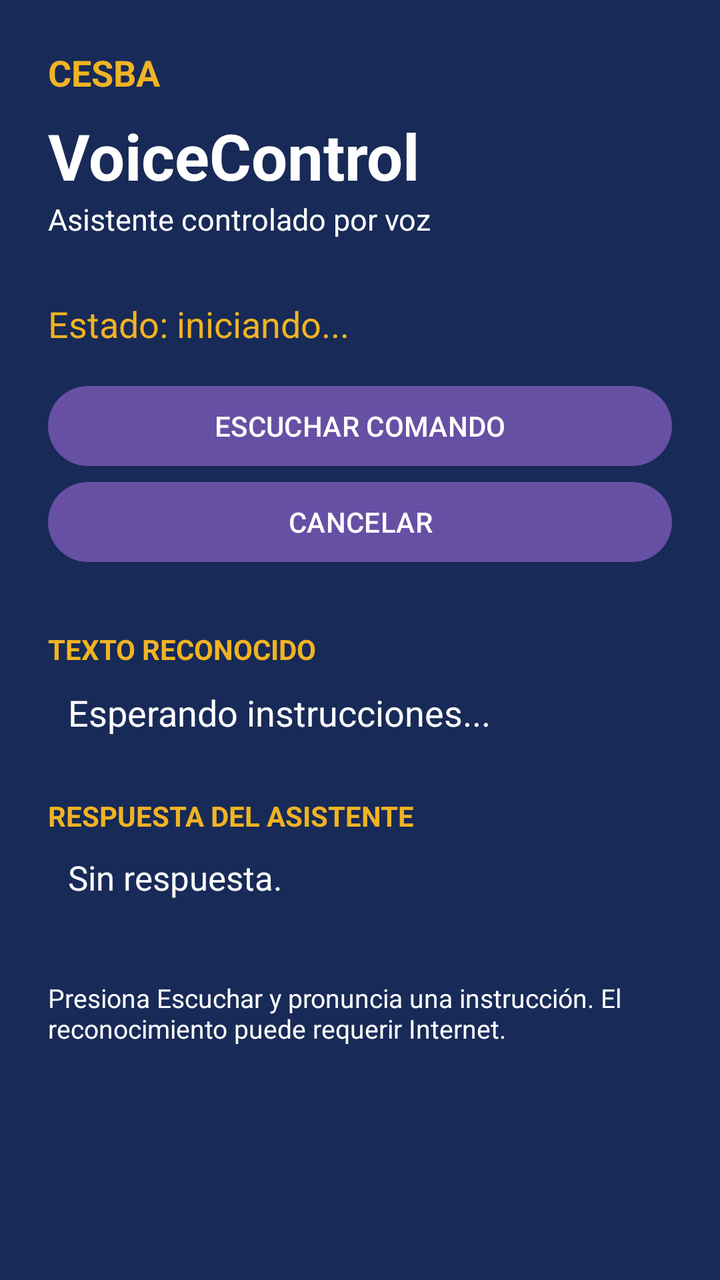
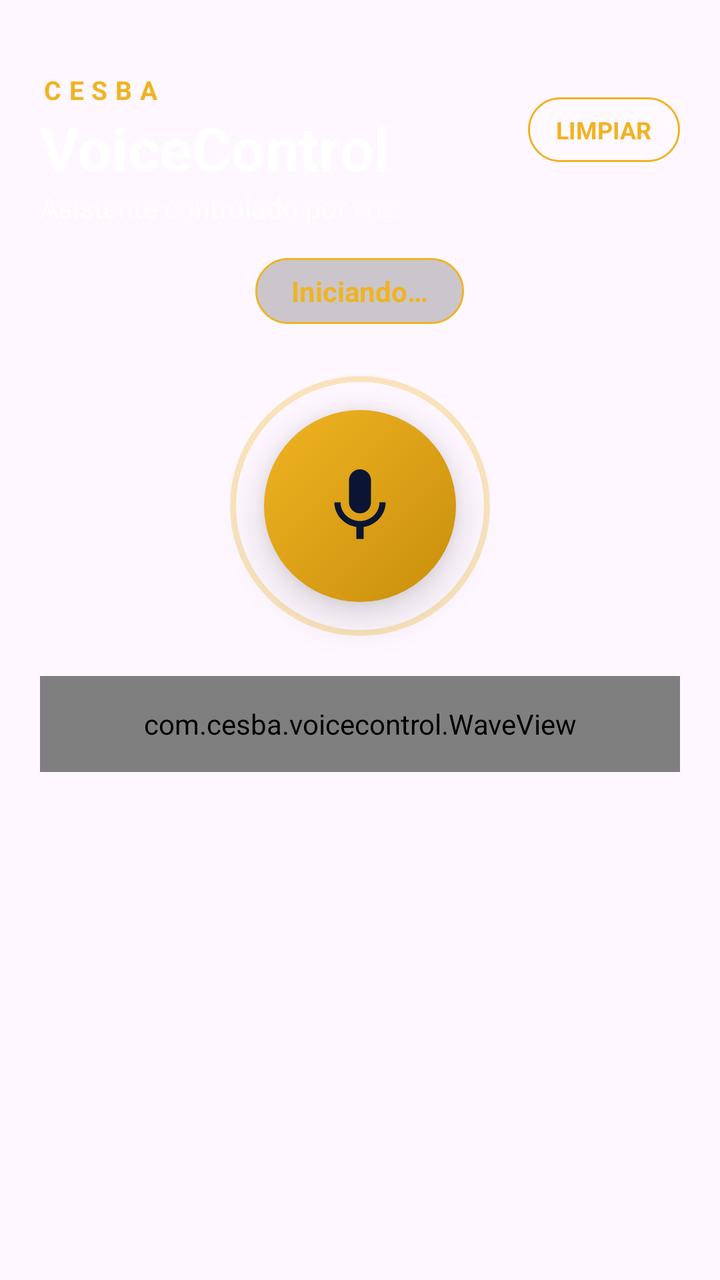

Compare the two renders of this Android layout. The source of the first and the diff that turns it into the second are given below.
<!-- AndroidManifest.xml: application theme Theme.CESBAVoiceControl -->
<!-- res/layout/activity_main.xml -->
<?xml version="1.0" encoding="utf-8"?>
<ScrollView
    xmlns:android="http://schemas.android.com/apk/res/android"
    android:layout_width="match_parent"
    android:layout_height="match_parent"
    android:fillViewport="true"
    android:background="#182A57">

    <LinearLayout
        android:id="@+id/mainPanel"
        android:layout_width="match_parent"
        android:layout_height="wrap_content"
        android:orientation="vertical"
        android:padding="24dp">

        <TextView
            android:layout_width="match_parent"
            android:layout_height="wrap_content"
            android:text="CESBA"
            android:textColor="#F0B323"
            android:textSize="18sp"
            android:textStyle="bold" />

        <TextView
            android:layout_width="match_parent"
            android:layout_height="wrap_content"
            android:text="VoiceControl"
            android:textColor="#FFFFFF"
            android:textSize="32sp"
            android:textStyle="bold"
            android:layout_marginTop="8dp" />

        <TextView
            android:layout_width="match_parent"
            android:layout_height="wrap_content"
            android:text="Asistente controlado por voz"
            android:textColor="#FFFFFF"
            android:textSize="15sp" />

        <TextView
            android:id="@+id/txtEstado"
            android:layout_width="match_parent"
            android:layout_height="wrap_content"
            android:text="Estado: iniciando..."
            android:textColor="#F0B323"
            android:textSize="18sp"
            android:layout_marginTop="30dp" />

        <Button
            android:id="@+id/btnEscuchar"
            android:layout_width="match_parent"
            android:layout_height="wrap_content"
            android:text="ESCUCHAR COMANDO"
            android:layout_marginTop="15dp" />

        <Button
            android:id="@+id/btnCancelar"
            android:layout_width="match_parent"
            android:layout_height="wrap_content"
            android:text="CANCELAR" />

        <TextView
            android:layout_width="match_parent"
            android:layout_height="wrap_content"
            android:text="TEXTO RECONOCIDO"
            android:textColor="#F0B323"
            android:textStyle="bold"
            android:layout_marginTop="30dp" />

        <TextView
            android:id="@+id/txtReconocido"
            android:layout_width="match_parent"
            android:layout_height="wrap_content"
            android:text="Esperando instrucciones..."
            android:textColor="#FFFFFF"
            android:textSize="18sp"
            android:padding="10dp" />

        <TextView
            android:layout_width="match_parent"
            android:layout_height="wrap_content"
            android:text="RESPUESTA DEL ASISTENTE"
            android:textColor="#F0B323"
            android:textStyle="bold"
            android:layout_marginTop="20dp" />

        <TextView
            android:id="@+id/txtRespuesta"
            android:layout_width="match_parent"
            android:layout_height="wrap_content"
            android:text="Sin respuesta."
            android:textColor="#FFFFFF"
            android:textSize="17sp"
            android:padding="10dp" />

        <LinearLayout
            android:id="@+id/panelCalculadora"
            android:layout_width="match_parent"
            android:layout_height="wrap_content"
            android:orientation="vertical"
            android:padding="12dp"
            android:layout_marginTop="15dp"
            android:background="#314B91"
            android:visibility="gone">

            <TextView
                android:layout_width="match_parent"
                android:layout_height="wrap_content"
                android:text="CALCULADORA"
                android:textColor="#FFFFFF"
                android:textStyle="bold" />

            <EditText
                android:id="@+id/numA"
                android:layout_width="match_parent"
                android:layout_height="wrap_content"
                android:hint="Primer número"
                android:inputType="numberDecimal|numberSigned" />

            <EditText
                android:id="@+id/numB"
                android:layout_width="match_parent"
                android:layout_height="wrap_content"
                android:hint="Segundo número"
                android:inputType="numberDecimal|numberSigned" />

            <Button
                android:id="@+id/btnSumar"
                android:layout_width="match_parent"
                android:layout_height="wrap_content"
                android:text="SUMAR" />

            <Button
                android:id="@+id/btnCerrarCalc"
                android:layout_width="match_parent"
                android:layout_height="wrap_content"
                android:text="CERRAR CALCULADORA" />

        </LinearLayout>

        <TextView
            android:layout_width="match_parent"
            android:layout_height="wrap_content"
            android:text="Presiona Escuchar y pronuncia una instrucción. El reconocimiento puede requerir Internet."
            android:textColor="#FFFFFF"
            android:textSize="13sp"
            android:layout_marginTop="30dp" />

    </LinearLayout>

</ScrollView>
<!-- resources referenced by this layout -->
<resources>
  <style name="Theme.CESBAVoiceControl" parent="Base.Theme.CESBAVoiceControl" />
  <style name="Base.Theme.CESBAVoiceControl" parent="Theme.Material3.DayNight.NoActionBar">
          
          
      </style>
</resources>

<!-- the commit's change to res/layout/activity_main.xml (unified diff, before → after) -->
@@ -1,151 +1,274 @@
 <?xml version="1.0" encoding="utf-8"?>
-<ScrollView
-    xmlns:android="http://schemas.android.com/apk/res/android"
+<LinearLayout xmlns:android="http://schemas.android.com/apk/res/android"
+    android:id="@+id/root"
     android:layout_width="match_parent"
     android:layout_height="match_parent"
-    android:fillViewport="true"
-    android:background="#182A57">
-
+    android:orientation="vertical"
+    android:paddingStart="20dp"
+    android:paddingTop="36dp"
+    android:paddingEnd="20dp"
+    android:paddingBottom="12dp">
+
+    
     <LinearLayout
-        android:id="@+id/mainPanel"
-        android:layout_width="match_parent"
-        android:layout_height="wrap_content"
+        android:layout_width="match_parent"
+        android:layout_height="wrap_content"
+        android:gravity="center_vertical"
+        android:orientation="horizontal">
+
+        <LinearLayout
+            android:layout_width="0dp"
+            android:layout_height="wrap_content"
+            android:layout_weight="1"
+            android:orientation="vertical">
+
+            <TextView
+                android:layout_width="wrap_content"
+                android:layout_height="wrap_content"
+                android:letterSpacing="0.3"
+                android:text="CESBA"
+                android:textColor="@color/gold"
+                android:textSize="13sp"
+                android:textStyle="bold" />
+
+            <TextView
+                android:layout_width="wrap_content"
+                android:layout_height="wrap_content"
+                android:text="VoiceControl"
+                android:textColor="@color/white"
+                android:textSize="30sp"
+                android:textStyle="bold" />
+        </LinearLayout>
+
+        <TextView
+            android:id="@+id/btnLimpiar"
+            android:layout_width="wrap_content"
+            android:layout_height="wrap_content"
+            android:background="@drawable/bg_chip"
+            android:paddingStart="14dp"
+            android:paddingTop="8dp"
+            android:paddingEnd="14dp"
+            android:paddingBottom="8dp"
+            android:text="@string/btn_limpiar"
+            android:textColor="@color/gold"
+            android:textSize="12sp"
+            android:textStyle="bold" />
+    </LinearLayout>
+
+    <TextView
+        android:layout_width="match_parent"
+        android:layout_height="wrap_content"
+        android:alpha="0.75"
+        android:text="@string/tagline"
+        android:textColor="@color/white"
+        android:textSize="14sp" />
+
+    
+    <TextView
+        android:id="@+id/txtEstado"
+        android:layout_width="wrap_content"
+        android:layout_height="wrap_content"
+        android:layout_gravity="center_horizontal"
+        android:layout_marginTop="16dp"
+        android:background="@drawable/bg_pill"
+        android:paddingStart="18dp"
+        android:paddingTop="7dp"
+        android:paddingEnd="18dp"
+        android:paddingBottom="7dp"
+        android:text="@string/estado_inicial"
+        android:textColor="@color/gold"
+        android:textSize="14sp"
+        android:textStyle="bold" />
+
+    
+    <FrameLayout
+        android:layout_width="match_parent"
+        android:layout_height="170dp"
+        android:layout_marginTop="6dp">
+
+        <View
+            android:id="@+id/viewRing"
+            android:layout_width="130dp"
+            android:layout_height="130dp"
+            android:layout_gravity="center"
+            android:alpha="0.3"
+            android:background="@drawable/bg_ring" />
+
+        <FrameLayout
+            android:id="@+id/btnMic"
+            android:layout_width="96dp"
+            android:layout_height="96dp"
+            android:layout_gravity="center"
+            android:background="@drawable/bg_mic"
+            android:clickable="true"
+            android:elevation="12dp"
+            android:focusable="true">
+
+            <ImageView
+                android:layout_width="44dp"
+                android:layout_height="44dp"
+                android:layout_gravity="center"
+                android:contentDescription="Micrófono"
+                android:src="@drawable/ic_mic" />
+        </FrameLayout>
+    </FrameLayout>
+
+    
+    <com.cesba.voicecontrol.WaveView
+        android:id="@+id/waveView"
+        android:layout_width="match_parent"
+        android:layout_height="48dp" />
+
+    
+    <TextView
+        android:id="@+id/txtParcial"
+        android:layout_width="match_parent"
+        android:layout_height="wrap_content"
+        android:gravity="center"
+        android:minHeight="28dp"
+        android:textColor="@color/gold"
+        android:textSize="15sp"
+        android:textStyle="italic" />
+
+    
+    <ScrollView
+        android:id="@+id/scrollChat"
+        android:layout_width="match_parent"
+        android:layout_height="0dp"
+        android:layout_marginTop="4dp"
+        android:layout_weight="1"
+        android:scrollbars="none">
+
+        <LinearLayout
+            android:id="@+id/chat"
+            android:layout_width="match_parent"
+            android:layout_height="wrap_content"
+            android:orientation="vertical" />
+    </ScrollView>
+
+    
+    <LinearLayout
+        android:id="@+id/panelCalculadora"
+        android:layout_width="match_parent"
+        android:layout_height="wrap_content"
+        android:layout_marginTop="10dp"
+        android:background="@drawable/bg_card"
         android:orientation="vertical"
-        android:padding="24dp">
+        android:padding="14dp"
+        android:visibility="gone">
 
         <TextView
             android:layout_width="match_parent"
             android:layout_height="wrap_content"
-            android:text="CESBA"
-            android:textColor="#F0B323"
-            android:textSize="18sp"
+            android:letterSpacing="0.2"
+            android:text="@string/calc_titulo"
+            android:textColor="@color/gold"
+            android:textSize="13sp"
             android:textStyle="bold" />
 
+        <EditText
+            android:id="@+id/numA"
+            android:layout_width="match_parent"
+            android:layout_height="wrap_content"
+            android:layout_marginTop="8dp"
+            android:background="@drawable/bg_input"
+            android:hint="@string/calc_hint_a"
+            android:inputType="numberDecimal|numberSigned"
+            android:padding="12dp"
+            android:textColor="@color/white"
+            android:textColorHint="#80FFFFFF" />
+
+        <EditText
+            android:id="@+id/numB"
+            android:layout_width="match_parent"
+            android:layout_height="wrap_content"
+            android:layout_marginTop="8dp"
+            android:background="@drawable/bg_input"
+            android:hint="@string/calc_hint_b"
+            android:inputType="numberDecimal|numberSigned"
+            android:padding="12dp"
+            android:textColor="@color/white"
+            android:textColorHint="#80FFFFFF" />
+
+        <LinearLayout
+            android:layout_width="match_parent"
+            android:layout_height="wrap_content"
+            android:layout_marginTop="10dp"
+            android:orientation="horizontal">
+
+            <Button
+                android:id="@+id/btnSumar"
+                style="?android:attr/borderlessButtonStyle"
+                android:layout_width="0dp"
+                android:layout_height="48dp"
+                android:layout_marginEnd="6dp"
+                android:layout_weight="1"
+                android:background="@drawable/bg_button"
+                android:text="+"
+                android:textColor="@color/white"
+                android:textSize="20sp" />
+
+            <Button
+                android:id="@+id/btnRestar"
+                style="?android:attr/borderlessButtonStyle"
+                android:layout_width="0dp"
+                android:layout_height="48dp"
+                android:layout_marginEnd="6dp"
+                android:layout_weight="1"
+                android:background="@drawable/bg_button"
+                android:text="−"
+                android:textColor="@color/white"
+                android:textSize="20sp" />
+
+            <Button
+                android:id="@+id/btnMultiplicar"
+                style="?android:attr/borderlessButtonStyle"
+                android:layout_width="0dp"
+                android:layout_height="48dp"
+                android:layout_marginEnd="6dp"
+                android:layout_weight="1"
+                android:background="@drawable/bg_button"
+                android:text="×"
+                android:textColor="@color/white"
+                android:textSize="20sp" />
+
+            <Button
+                android:id="@+id/btnDividir"
+                style="?android:attr/borderlessButtonStyle"
+                android:layout_width="0dp"
+                android:layout_height="48dp"
+                android:layout_weight="1"
+                android:background="@drawable/bg_button"
+                android:text="÷"
+                android:textColor="@color/white"
+                android:textSize="20sp" />
+        </LinearLayout>
+
         <TextView
-            android:layout_width="match_parent"
-            android:layout_height="wrap_content"
-            android:text="VoiceControl"
-            android:textColor="#FFFFFF"
-            android:textSize="32sp"
-            android:textStyle="bold"
-            android:layout_marginTop="8dp" />
-
-        <TextView
-            android:layout_width="match_parent"
-            android:layout_height="wrap_content"
-            android:text="Asistente controlado por voz"
-            android:textColor="#FFFFFF"
-            android:textSize="15sp" />
-
-        <TextView
-            android:id="@+id/txtEstado"
-            android:layout_width="match_parent"
-            android:layout_height="wrap_content"
-            android:text="Estado: iniciando..."
-            android:textColor="#F0B323"
-            android:textSize="18sp"
-            android:layout_marginTop="30dp" />
-
-        <Button
-            android:id="@+id/btnEscuchar"
-            android:layout_width="match_parent"
-            android:layout_height="wrap_content"
-            android:text="ESCUCHAR COMANDO"
-            android:layout_marginTop="15dp" />
-
-        <Button
-            android:id="@+id/btnCancelar"
-            android:layout_width="match_parent"
-            android:layout_height="wrap_content"
-            android:text="CANCELAR" />
-
-        <TextView
-            android:layout_width="match_parent"
-            android:layout_height="wrap_content"
-            android:text="TEXTO RECONOCIDO"
-            android:textColor="#F0B323"
-            android:textStyle="bold"
-            android:layout_marginTop="30dp" />
-
-        <TextView
-            android:id="@+id/txtReconocido"
-            android:layout_width="match_parent"
-            android:layout_height="wrap_content"
-            android:text="Esperando instrucciones..."
-            android:textColor="#FFFFFF"
-            android:textSize="18sp"
-            android:padding="10dp" />
-
-        <TextView
-            android:layout_width="match_parent"
-            android:layout_height="wrap_content"
-            android:text="RESPUESTA DEL ASISTENTE"
-            android:textColor="#F0B323"
-            android:textStyle="bold"
-            android:layout_marginTop="20dp" />
-
-        <TextView
-            android:id="@+id/txtRespuesta"
-            android:layout_width="match_parent"
-            android:layout_height="wrap_content"
-            android:text="Sin respuesta."
-            android:textColor="#FFFFFF"
-            android:textSize="17sp"
-            android:padding="10dp" />
-
-        <LinearLayout
-            android:id="@+id/panelCalculadora"
-            android:layout_width="match_parent"
-            android:layout_height="wrap_content"
-            android:orientation="vertical"
-            android:padding="12dp"
-            android:layout_marginTop="15dp"
-            android:background="#314B91"
-            android:visibility="gone">
-
-            <TextView
-                android:layout_width="match_parent"
-                android:layout_height="wrap_content"
-                android:text="CALCULADORA"
-                android:textColor="#FFFFFF"
-                android:textStyle="bold" />
-
-            <EditText
-                android:id="@+id/numA"
-                android:layout_width="match_parent"
-                android:layout_height="wrap_content"
-                android:hint="Primer número"
-                android:inputType="numberDecimal|numberSigned" />
-
-            <EditText
-                android:id="@+id/numB"
-                android:layout_width="match_parent"
-                android:layout_height="wrap_content"
-                android:hint="Segundo número"
-                android:inputType="numberDecimal|numberSigned" />
-
-            <Button
-                android:id="@+id/btnSumar"
-                android:layout_width="match_parent"
-                android:layout_height="wrap_content"
-                android:text="SUMAR" />
-
-            <Button
-                android:id="@+id/btnCerrarCalc"
-                android:layout_width="match_parent"
-                android:layout_height="wrap_content"
-                android:text="CERRAR CALCULADORA" />
-
-        </LinearLayout>
-
-        <TextView
-            android:layout_width="match_parent"
-            android:layout_height="wrap_content"
-            android:text="Presiona Escuchar y pronuncia una instrucción. El reconocimiento puede requerir Internet."
-            android:textColor="#FFFFFF"
-            android:textSize="13sp"
-            android:layout_marginTop="30dp" />
-
+            android:id="@+id/btnCerrarCalc"
+            android:layout_width="match_parent"
+            android:layout_height="wrap_content"
+            android:gravity="center"
+            android:paddingTop="12dp"
+            android:paddingBottom="4dp"
+            android:text="@string/calc_cerrar"
+            android:textColor="@color/gold"
+            android:textSize="12sp"
+            android:textStyle="bold" />
     </LinearLayout>
 
-</ScrollView>
+    
+    <HorizontalScrollView
+        android:layout_width="match_parent"
+        android:layout_height="wrap_content"
+        android:layout_marginTop="10dp"
+        android:scrollbars="none">
+
+        <LinearLayout
+            android:id="@+id/chips"
+            android:layout_width="wrap_content"
+            android:layout_height="wrap_content"
+            android:orientation="horizontal" />
+    </HorizontalScrollView>
+
+</LinearLayout>
<!-- resource entries referenced after the edit -->
@@ -1,6 +1,87 @@
 <!-- resources referenced by this layout -->
 <resources>
+  <color name="gold">#F0B323</color>
+  <color name="white">#FFFFFF</color>
+  <!-- drawable bg_button (drawable) -->
+  <?xml version="1.0" encoding="utf-8"?>
+  <selector xmlns:android="http://schemas.android.com/apk/res/android">
+      <item android:state_pressed="true">
+          <shape>
+              <solid android:color="@color/gold" />
+              <corners android:radius="14dp" />
+          </shape>
+      </item>
+      <item>
+          <shape>
+              <solid android:color="@color/navy_light" />
+              <corners android:radius="14dp" />
+              <stroke android:width="1dp" android:color="@color/gold" />
+          </shape>
+      </item>
+  </selector>
+  <!-- drawable bg_card (drawable) -->
+  <?xml version="1.0" encoding="utf-8"?>
+  <shape xmlns:android="http://schemas.android.com/apk/res/android">
+      <solid android:color="@color/glass" />
+      <corners android:radius="22dp" />
+      <stroke android:width="1dp" android:color="@color/glass_stroke" />
+  </shape>
+  <!-- drawable bg_chip (drawable) -->
+  <?xml version="1.0" encoding="utf-8"?>
+  <shape xmlns:android="http://schemas.android.com/apk/res/android">
+      <solid android:color="@color/glass" />
+      <corners android:radius="50dp" />
+      <stroke android:width="1dp" android:color="@color/gold" />
+  </shape>
+  <!-- drawable bg_input (drawable) -->
+  <?xml version="1.0" encoding="utf-8"?>
+  <shape xmlns:android="http://schemas.android.com/apk/res/android">
+      <solid android:color="#33000000" />
+      <corners android:radius="14dp" />
+      <stroke android:width="1dp" android:color="@color/glass_stroke" />
+  </shape>
+  <!-- drawable bg_mic (drawable) -->
+  <?xml version="1.0" encoding="utf-8"?>
+  <shape xmlns:android="http://schemas.android.com/apk/res/android" android:shape="oval">
+      <gradient
+          android:angle="315"
+          android:startColor="@color/gold"
+          android:endColor="@color/gold_dark" />
+  </shape>
+  <!-- drawable bg_pill (drawable) -->
+  <?xml version="1.0" encoding="utf-8"?>
+  <shape xmlns:android="http://schemas.android.com/apk/res/android">
+      <solid android:color="#33000000" />
+      <corners android:radius="50dp" />
+      <stroke android:width="1dp" android:color="@color/gold" />
+  </shape>
+  <!-- drawable bg_ring (drawable) -->
+  <?xml version="1.0" encoding="utf-8"?>
+  <shape xmlns:android="http://schemas.android.com/apk/res/android" android:shape="oval">
+      <stroke android:width="3dp" android:color="@color/gold" />
+  </shape>
+  <!-- drawable ic_mic (drawable) -->
+  <vector xmlns:android="http://schemas.android.com/apk/res/android"
+      android:width="24dp"
+      android:height="24dp"
+      android:viewportWidth="24"
+      android:viewportHeight="24">
+      <path
+          android:fillColor="#0B1533"
+          android:pathData="M12,14c1.66,0 2.99,-1.34 2.99,-3L15,5c0,-1.66 -1.34,-3 -3,-3S9,3.34 9,5v6c0,1.66 1.34,3 3,3zM17.3,11c0,3 -2.54,5.1 -5.3,5.1S6.7,14 6.7,11L5,11c0,3.41 2.72,6.23 6,6.72L11,21h2v-3.28c3.28,-0.48 6,-3.3 6,-6.72h-1.7z" />
+  </vector>
+  <string name="btn_limpiar">LIMPIAR</string>
+  <string name="calc_cerrar">CERRAR CALCULADORA</string>
+  <string name="calc_hint_a">Primer número</string>
+  <string name="calc_hint_b">Segundo número</string>
+  <string name="calc_titulo">CALCULADORA</string>
+  <string name="estado_inicial">Iniciando…</string>
+  <string name="tagline">Asistente controlado por voz</string>
   <style name="Theme.CESBAVoiceControl" parent="Base.Theme.CESBAVoiceControl" />
+  <color name="navy_light">#314B91</color>
+  <color name="glass">#1FFFFFFF</color>
+  <color name="glass_stroke">#33FFFFFF</color>
+  <color name="gold_dark">#C98F0B</color>
   <style name="Base.Theme.CESBAVoiceControl" parent="Theme.Material3.DayNight.NoActionBar">
           
           
